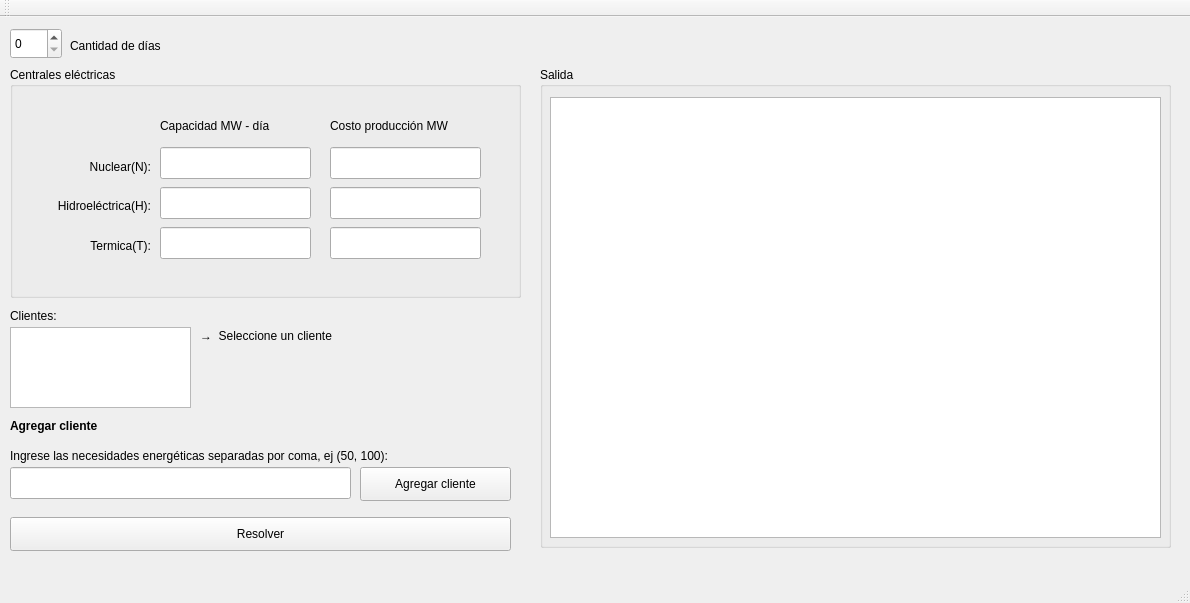
This is PlantaGUIFuentes/ui/main.ui in ijuanfe/CO_Project2 as Qt 5 draws it before an edit. The edited form follows.
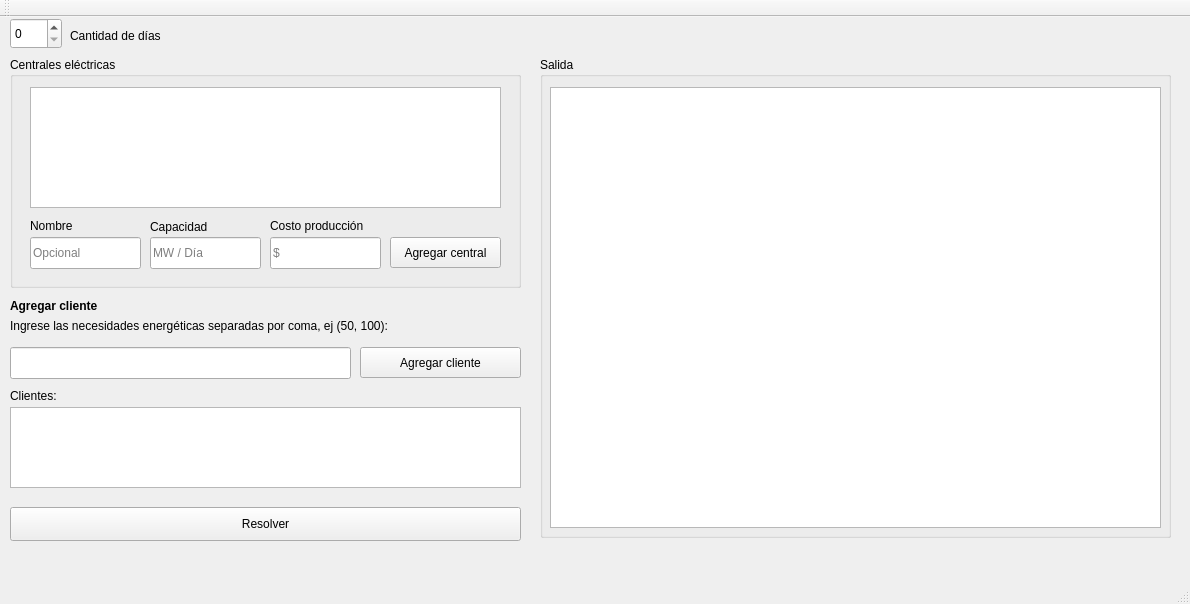
This is the edited form.

Commit message: xd * Leonardo DiCaprio meme *

```diff
--- a/PlantaGUIFuentes/ui/main.ui
+++ b/PlantaGUIFuentes/ui/main.ui
@@ -7,7 +7,7 @@
     <x>0</x>
     <y>0</y>
     <width>1190</width>
-    <height>603</height>
+    <height>604</height>
    </rect>
   </property>
   <property name="windowTitle">
@@ -18,7 +18,7 @@
     <property name="geometry">
      <rect>
       <x>10</x>
-      <y>11</y>
+      <y>1</y>
       <width>52</width>
       <height>31</height>
      </rect>
@@ -28,7 +28,7 @@
     <property name="geometry">
      <rect>
       <x>70</x>
-      <y>20</y>
+      <y>10</y>
       <width>121</width>
       <height>18</height>
      </rect>
@@ -41,7 +41,7 @@
     <property name="geometry">
      <rect>
       <x>10</x>
-      <y>50</y>
+      <y>40</y>
       <width>511</width>
       <height>231</height>
      </rect>
@@ -52,125 +52,101 @@
     <widget class="QLineEdit" name="lineEdit_3">
      <property name="geometry">
       <rect>
-       <x>150</x>
-       <y>160</y>
-       <width>151</width>
+       <x>20</x>
+       <y>180</y>
+       <width>111</width>
        <height>32</height>
       </rect>
      </property>
+     <property name="placeholderText">
+      <string>Opcional</string>
+     </property>
     </widget>
     <widget class="QLineEdit" name="lineEdit_2">
      <property name="geometry">
       <rect>
-       <x>150</x>
-       <y>120</y>
-       <width>151</width>
+       <x>260</x>
+       <y>180</y>
+       <width>111</width>
        <height>32</height>
       </rect>
      </property>
+     <property name="placeholderText">
+      <string>$</string>
+     </property>
     </widget>
     <widget class="QLineEdit" name="lineEdit">
      <property name="geometry">
       <rect>
-       <x>150</x>
-       <y>80</y>
-       <width>151</width>
-       <height>32</height>
-      </rect>
-     </property>
-    </widget>
-    <widget class="QLabel" name="label_2">
-     <property name="geometry">
-      <rect>
-       <x>30</x>
-       <y>90</y>
+       <x>140</x>
+       <y>180</y>
        <width>111</width>
-       <height>20</height>
+       <height>32</height>
       </rect>
      </property>
-     <property name="text">
-      <string>&lt;html&gt;&lt;head/&gt;&lt;body&gt;&lt;p align=&quot;right&quot;&gt;Nuclear(N):&lt;/p&gt;&lt;/body&gt;&lt;/html&gt;</string>
-     </property>
-    </widget>
-    <widget class="QLabel" name="label_3">
-     <property name="geometry">
-      <rect>
-       <x>20</x>
-       <y>130</y>
-       <width>121</width>
-       <height>18</height>
-      </rect>
-     </property>
-     <property name="text">
-      <string>&lt;html&gt;&lt;head/&gt;&lt;body&gt;&lt;p align=&quot;right&quot;&gt;Hidroeléctrica(H):&lt;/p&gt;&lt;/body&gt;&lt;/html&gt;</string>
+     <property name="placeholderText">
+      <string>MW / Día</string>
      </property>
     </widget>
     <widget class="QLabel" name="label_4">
      <property name="geometry">
       <rect>
        <x>20</x>
-       <y>170</y>
-       <width>121</width>
+       <y>160</y>
+       <width>71</width>
        <height>18</height>
       </rect>
      </property>
      <property name="text">
-      <string>&lt;html&gt;&lt;head/&gt;&lt;body&gt;&lt;p align=&quot;right&quot;&gt;Termica(T):&lt;/p&gt;&lt;/body&gt;&lt;/html&gt;</string>
+      <string>&lt;html&gt;&lt;head/&gt;&lt;body&gt;&lt;p&gt;Nombre&lt;/p&gt;&lt;/body&gt;&lt;/html&gt;</string>
      </property>
     </widget>
     <widget class="QLabel" name="label_5">
      <property name="geometry">
       <rect>
-       <x>150</x>
-       <y>50</y>
-       <width>131</width>
-       <height>18</height>
+       <x>140</x>
+       <y>160</y>
+       <width>71</width>
+       <height>20</height>
       </rect>
      </property>
      <property name="text">
-      <string>Capacidad MW - día</string>
+      <string>&lt;html&gt;&lt;head/&gt;&lt;body&gt;&lt;p&gt;Capacidad&lt;/p&gt;&lt;/body&gt;&lt;/html&gt;</string>
      </property>
     </widget>
     <widget class="QLabel" name="label_6">
      <property name="geometry">
       <rect>
-       <x>320</x>
-       <y>50</y>
-       <width>141</width>
-       <height>18</height>
-      </rect>
-     </property>
-     <property name="text">
-      <string>Costo producción MW</string>
-     </property>
-    </widget>
-    <widget class="QLineEdit" name="lineEdit_4">
-     <property name="geometry">
-      <rect>
-       <x>320</x>
+       <x>260</x>
        <y>160</y>
-       <width>151</width>
-       <height>32</height>
+       <width>111</width>
+       <height>18</height>
       </rect>
      </property>
+     <property name="text">
+      <string>Costo producción</string>
+     </property>
     </widget>
-    <widget class="QLineEdit" name="lineEdit_5">
+    <widget class="QPushButton" name="pushButton_3">
      <property name="geometry">
       <rect>
-       <x>320</x>
-       <y>120</y>
-       <width>151</width>
-       <height>32</height>
+       <x>380</x>
+       <y>180</y>
+       <width>111</width>
+       <height>31</height>
       </rect>
      </property>
+     <property name="text">
+      <string>Agregar central</string>
+     </property>
     </widget>
-    <widget class="QLineEdit" name="lineEdit_6">
+    <widget class="QListWidget" name="listWidget_2">
      <property name="geometry">
       <rect>
-       <x>320</x>
-       <y>80</y>
-       <width>151</width>
-       <height>32</height>
+       <x>20</x>
+       <y>30</y>
+       <width>471</width>
+       <height>121</height>
       </rect>
      </property>
     </widget>
@@ -179,7 +155,7 @@
     <property name="geometry">
      <rect>
       <x>10</x>
-      <y>290</y>
+      <y>370</y>
       <width>58</width>
       <height>18</height>
      </rect>
@@ -188,26 +164,13 @@
      <string>Clientes:</string>
     </property>
    </widget>
-   <widget class="QLabel" name="label_8">
-    <property name="geometry">
-     <rect>
-      <x>200</x>
-      <y>310</y>
-      <width>171</width>
-      <height>18</height>
-     </rect>
-    </property>
-    <property name="text">
-     <string>→  Seleccione un cliente</string>
-    </property>
-   </widget>
    <widget class="QPushButton" name="pushButton">
     <property name="geometry">
      <rect>
       <x>360</x>
-      <y>450</y>
-      <width>151</width>
-      <height>34</height>
+      <y>330</y>
+      <width>161</width>
+      <height>31</height>
      </rect>
     </property>
     <property name="text">
@@ -218,7 +181,7 @@
     <property name="geometry">
      <rect>
       <x>10</x>
-      <y>450</y>
+      <y>330</y>
       <width>341</width>
       <height>32</height>
      </rect>
@@ -228,7 +191,7 @@
     <property name="geometry">
      <rect>
       <x>10</x>
-      <y>400</y>
+      <y>280</y>
       <width>211</width>
       <height>18</height>
      </rect>
@@ -241,7 +204,7 @@
     <property name="geometry">
      <rect>
       <x>10</x>
-      <y>430</y>
+      <y>300</y>
       <width>431</width>
       <height>18</height>
      </rect>
@@ -254,8 +217,8 @@
     <property name="geometry">
      <rect>
       <x>10</x>
-      <y>500</y>
-      <width>501</width>
+      <y>490</y>
+      <width>511</width>
       <height>34</height>
      </rect>
     </property>
@@ -267,8 +230,8 @@
     <property name="geometry">
      <rect>
       <x>10</x>
-      <y>310</y>
-      <width>181</width>
+      <y>390</y>
+      <width>511</width>
       <height>81</height>
      </rect>
     </property>
@@ -277,7 +240,7 @@
     <property name="geometry">
      <rect>
       <x>540</x>
-      <y>50</y>
+      <y>40</y>
       <width>631</width>
       <height>481</height>
      </rect>
```
Left out of the diff: 2 changed lines with no effect on the pictures. The commit also changes 1 other file.
